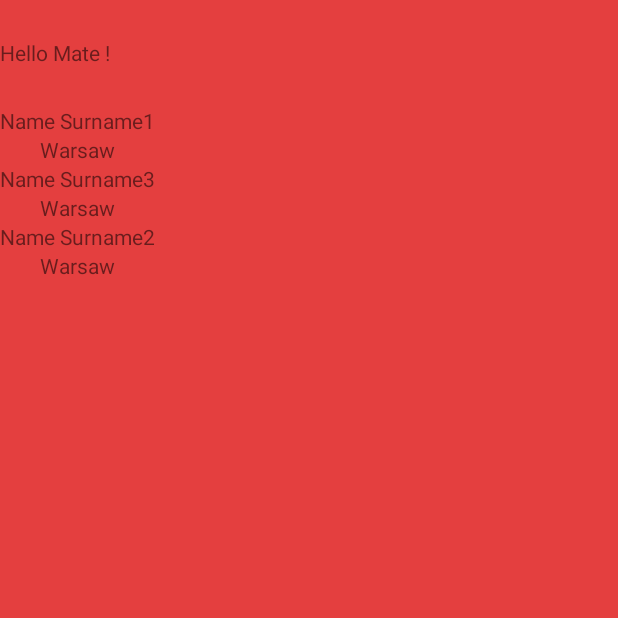
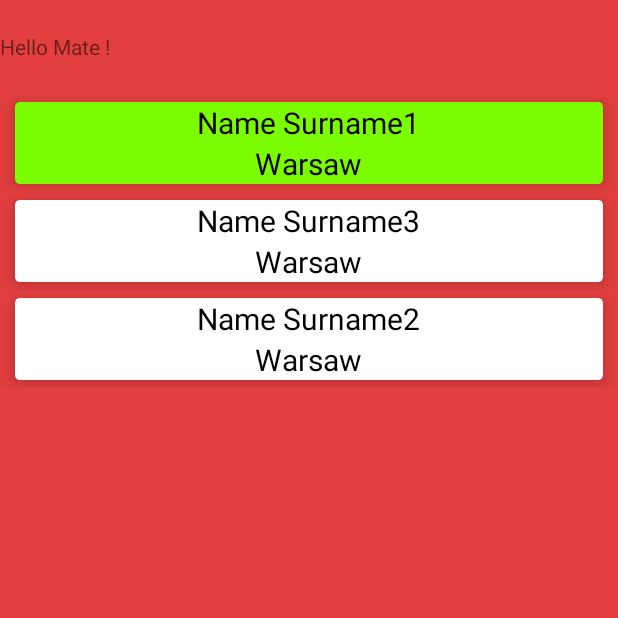
Before and after one commit to MaciejReimann/Packman, an Android app: the DriverActivity screen opened directly, with no data from a screen before it, after a tap on "Name Surname1", on a phone screen of 412 x 824 dp, the top half of it. Run offline under Robolectric (Android 15) with nearby library versions, the phone set to English and light mode, and no system bars.

Commit message:
Merge branch 'master' of https://github.com/sammy9867/DBSchenkerChallenge2
# Conflicts:
#	android/app/src/main/java/com/example/samue/dbschenkerchallenge2/DriverActivity.java

```diff
--- a/android/app/build.gradle
+++ b/android/app/build.gradle
@@ -26,8 +26,12 @@ dependencies {
     androidTestImplementation 'com.android.support.test:runner:1.0.2'
     androidTestImplementation 'com.android.support.test.espresso:espresso-core:3.0.2'
 
+
     implementation 'com.android.support:design:28.0.0'
 
     // recyclic view
     implementation 'com.android.support:recyclerview-v7:28.0.0'
+
+    //Library for Coordinator layout
+    implementation 'com.android.support:design:28.0.0'
 }
--- a/android/app/src/main/AndroidManifest.xml
+++ b/android/app/src/main/AndroidManifest.xml
@@ -19,6 +19,7 @@
         </activity>
 
         <activity android:name=".DriverActivity"/>
+        <activity android:name=".DetailsActivity"/>
     </application>
 
 </manifest>
--- a/android/app/src/main/java/com/example/samue/dbschenkerchallenge2/DriverActivity.java
+++ b/android/app/src/main/java/com/example/samue/dbschenkerchallenge2/DriverActivity.java
@@ -1,9 +1,12 @@
 package com.example.samue.dbschenkerchallenge2;
 
+import android.content.Intent;
+import android.graphics.Canvas;
 import android.os.Bundle;
 import android.support.v7.app.AppCompatActivity;
 import android.support.v7.widget.LinearLayoutManager;
 import android.support.v7.widget.RecyclerView;
+import android.support.v7.widget.helper.ItemTouchHelper;
 import android.widget.ArrayAdapter;
 
 import java.util.ArrayList;
@@ -11,6 +14,7 @@ import java.util.ArrayList;
 public class DriverActivity extends AppCompatActivity {
 
     private static final String TAG = "DriverActivity";
+    SwipeController swipeController = null;
 
     private ArrayList<Client> clients;
 
@@ -36,9 +40,26 @@ public class DriverActivity extends AppCompatActivity {
 
     private void initRecyclerView(){
         RecyclerView recyclerView = findViewById(R.id.recycler_view);
-        RecyclerViewAdapter adapter = new RecyclerViewAdapter(clients, this);
+        final RecyclerViewAdapter adapter = new RecyclerViewAdapter(clients, this);
         recyclerView.setAdapter(adapter);
         recyclerView.setLayoutManager(new LinearLayoutManager(this));
 
+        swipeController = new SwipeController(new SwipeControllerActions() {
+            @Override
+            public void onRightClicked(int position) {
+                Intent intent = new Intent(getApplicationContext(), DetailsActivity.class);
+                startActivity(intent);
+            }
+        });
+
+        ItemTouchHelper itemTouchhelper = new ItemTouchHelper(swipeController);
+        itemTouchhelper.attachToRecyclerView(recyclerView);
+
+        recyclerView.addItemDecoration(new RecyclerView.ItemDecoration() {
+            @Override
+            public void onDraw(Canvas c, RecyclerView parent, RecyclerView.State state) {
+                swipeController.onDraw(c);
+            }
+        });
     }
 }
--- a/android/app/src/main/java/com/example/samue/dbschenkerchallenge2/RecyclerViewAdapter.java
+++ b/android/app/src/main/java/com/example/samue/dbschenkerchallenge2/RecyclerViewAdapter.java
@@ -1,7 +1,10 @@
 package com.example.samue.dbschenkerchallenge2;
 
 import android.content.Context;
+import android.content.DialogInterface;
 import android.support.annotation.NonNull;
+import android.support.v7.app.AlertDialog;
+import android.support.v7.widget.CardView;
 import android.support.v7.widget.RecyclerView;
 import android.util.Log;
 import android.view.LayoutInflater;
@@ -26,6 +29,8 @@ public class RecyclerViewAdapter extends RecyclerView.Adapter<RecyclerViewAdapte
 
     ArrayList<Client> clients = new ArrayList<>();
     Context context;
+    CardView cardView;
+    boolean isGreen = false;
 
     public RecyclerViewAdapter(ArrayList<Client> clients, Context context){
         this.clients = clients;
@@ -59,8 +64,38 @@ public class RecyclerViewAdapter extends RecyclerView.Adapter<RecyclerViewAdapte
 
     }
 
-    private void onClientClick(View v, int position) {
-        Toast.makeText(context, clients.get(position).name, Toast.LENGTH_SHORT).show();
+    private void onClientClick(View v, final int position) {
+        cardView = (CardView) v.findViewById(R.id.cardView);
+        if(cardView.getTag() == null || !cardView.getTag().toString().equals("SELECTED")) {
+            cardView.setCardBackgroundColor(v.getResources().getColor(R.color.lawn_green));
+            cardView.setTag("SELECTED");
+            Log.i("CARD IS GREEN","GREEN");
+            return;
+
+
+         } else{
+
+            AlertDialog.Builder alertDialogBuilder = new AlertDialog.Builder(v.getContext());
+            alertDialogBuilder.setMessage("Are you sure");
+            alertDialogBuilder.setPositiveButton("Yes", new DialogInterface.OnClickListener() {
+                @Override
+                public void onClick(DialogInterface dialogInterface, int i) {
+                    clients.remove(position);
+                }
+            });
+
+            alertDialogBuilder.setNegativeButton("No", new DialogInterface.OnClickListener() {
+                @Override
+                public void onClick(DialogInterface dialogInterface, int i) {
+                  //DO NOTHING
+                }
+            });
+
+
+            AlertDialog alertDialog = alertDialogBuilder.create();
+            alertDialog.show();
+
+        }
     }
 
     @Override
--- /dev/null
+++ b/android/app/src/main/java/com/example/samue/dbschenkerchallenge2/SwiperControllerActions.java
@@ -0,0 +1,10 @@
+package com.example.samue.dbschenkerchallenge2;
+
+
+abstract class SwipeControllerActions {
+
+    public void onLeftClicked(int position) {}
+
+    public void onRightClicked(int position) {}
+
+}
--- a/android/app/src/main/res/layout/layout_listitem.xml
+++ b/android/app/src/main/res/layout/layout_listitem.xml
@@ -2,21 +2,52 @@
 <RelativeLayout xmlns:android="http://schemas.android.com/apk/res/android"
     android:layout_width="match_parent"
     android:layout_height="wrap_content"
+    xmlns:map="http://schemas.android.com/apk/res-auto"
     android:id="@+id/parent_layout">
+
+
+        <android.support.v7.widget.CardView
+            android:layout_width="match_parent"
+            android:layout_height="wrap_content"
+            map:cardCornerRadius="3sp"
+            map:cardElevation="8sp"
+            android:layout_marginLeft="10dp"
+            android:layout_marginRight="10dp"
+            android:layout_marginBottom="5dp"
+            android:layout_marginTop="5dp"
+            android:id="@+id/cardView"
+            android:background="@color/white">
+
+            <LinearLayout
+                android:layout_width="match_parent"
+                android:layout_height="wrap_content"
+                android:orientation="vertical"
+                android:gravity="center"
+                >
+
 
                 <TextView
                     android:id="@+id/clientNameTextView"
                     android:layout_width="wrap_content"
                     android:layout_height="wrap_content"
-        android:layout_centerHorizontal="true"
-        android:text="some text here"/>
+                    android:textSize="20sp"
+                    android:textColor="@color/black"
+                    android:text="some text here" />
 
                 <TextView
                     android:id="@+id/clientAddressTextView"
                     android:layout_width="wrap_content"
                     android:layout_height="wrap_content"
-        android:layout_centerHorizontal="true"
-        android:layout_below="@id/clientNameTextView"
-        android:text="some another text here"/>
+                    android:textSize="20sp"
+                    android:textColor="@color/black"
+                    android:text="some another text here" />
+
+            </LinearLayout>
+
+        </android.support.v7.widget.CardView>
+
+
+
+
 
 </RelativeLayout>
--- a/android/app/src/main/res/values/colors.xml
+++ b/android/app/src/main/res/values/colors.xml
@@ -3,7 +3,7 @@
         <color name="primary">#E43F3F</color>
         <color name="primary_dark">#E12929</color>
         <color name="primary_darker">#CC1D1D</color>
-        <color name="accent">#FFFFFF</color>
+        <color name="accent">#0000ff </color>
 
         <color name="black">#000000</color>
         <color name="jet">#222222</color>
@@ -15,4 +15,6 @@
         <color name="iron">#CCCCCC</color>
         <color name="white">#FFFFFF</color>
 
+        <color name="lawn_green">#7CFC00</color>
+
 </resources>
```
Also changed, not shown: android/app/src/main/java/com/example/samue/dbschenkerchallenge2/DetailsActivity.java (added, +27 -0 lines), android/app/src/main/java/com/example/samue/dbschenkerchallenge2/LoginActivity.java (+8 -0 lines), android/app/src/main/java/com/example/samue/dbschenkerchallenge2/SwipeController.java (added, +190 -0 lines), android/app/src/main/res/layout/activity_details.xml (added, +91 -0 lines), android/app/src/main/res/values/styles.xml (+17 -0 lines), android/app/src/main/res/drawable-hdpi/ic_backarrow.png (added), android/app/src/main/res/drawable-mdpi/ic_backarrow.png (added), android/app/src/main/res/drawable-xhdpi/ic_backarrow.png (added), android/app/src/main/res/drawable-xxhdpi/ic_backarrow.png (added). Lines whose indentation alone changed are shown as unchanged.
